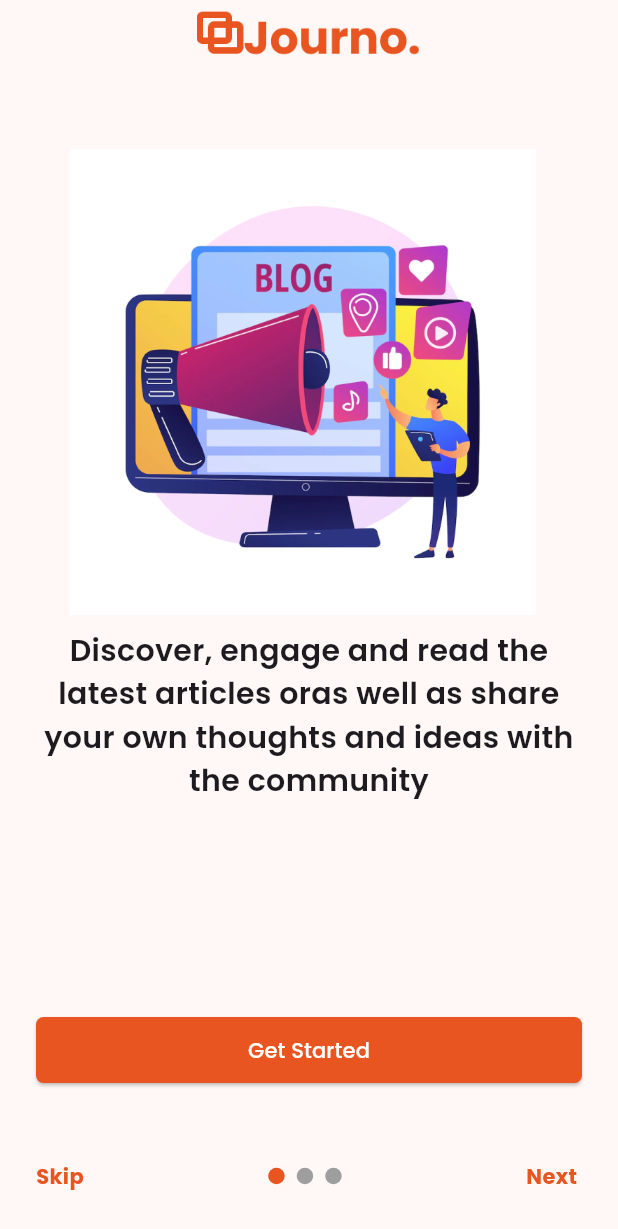
After one commit to Raghavkhapra/journo_blog, a Flutter app: the screen it shows after launch, after a tap on "Get Started", on a phone screen of 412 x 824 dp. The commit adds this screen. Shown: the top 1229 px of the screen. Run offline on Flutter 3.47's test engine with Material 3 defaults, Android fonts, the phone set to English and light mode, and no system bars; drawn by our look-alikes of smooth_page_indicator; our stand-ins replace auto_route, google_fonts; missing offline and left inert: animation_wrappers.

Commit message:
Onboard Screen done

```diff
--- a/lib/core/constants/my_colors.dart
+++ b/lib/core/constants/my_colors.dart
@@ -3,7 +3,7 @@ import 'package:flutter/material.dart';
 class MyColors {
   MyColors._() ;
 
-  static const Color primaryColor = Colors.orange ;
+  static const Color primaryColor = Color(0xffE85520) ;
   static const Color secondaryColor = Colors.green ;
 
 }
--- a/lib/presentation/router/router.dart
+++ b/lib/presentation/router/router.dart
@@ -15,3 +15,5 @@ class AppRouter extends RootStackRouter {
   ];
 
 }
+
+// flutter pub get build_runner build
--- a/lib/presentation/screens/Splash/splash.dart
+++ b/lib/presentation/screens/Splash/splash.dart
@@ -17,8 +17,8 @@ class _SplashScreenState extends State<SplashScreen> {
   }
 
   moveToOnboard() async{
-    await Future.delayed(Duration(seconds: 3) , () {
-      AutoRouter.of(context).push(OnboardScreenRoute()) ;
+    await Future.delayed(const Duration(seconds: 3) , () {
+      AutoRouter.of(context).push(const OnboardScreenRoute()) ;
     });
   }
 
--- a/lib/presentation/screens/onboard/onboard.dart
+++ b/lib/presentation/screens/onboard/onboard.dart
@@ -1,14 +1,92 @@
 part of 'onboard_imports.dart';
 
 @RoutePage()
-class OnboardScreen extends StatelessWidget {
+class OnboardScreen extends StatefulWidget {
   const OnboardScreen({super.key});
+
+  @override
+  State<OnboardScreen> createState() => _OnboardScreenState();
+}
+
+class _OnboardScreenState extends State<OnboardScreen> {
+  OnboardViewModel onboardViewModel = OnboardViewModel();
 
   @override
   Widget build(BuildContext context) {
     return Scaffold(
-      body: Center(
-        child: Text("ONBOARD")),
-      );
+      body: SafeArea(
+        child: Center(
+          child: Padding(
+            padding: const EdgeInsets.symmetric(horizontal: 24.0),
+            child: Column(
+              children: [
+                Image.asset(
+                  "assets/images/main_logo_white.png",
+                  color: MyColors.primaryColor,
+                  height: 50,
+                  width: 150,
+                ),
+                const SizedBox(
+                  height: 40,
+                ),
+                Expanded(
+                  child: PageView(
+                    controller: onboardViewModel.pageController,
+                    children: const [
+                      Onboard1(),
+                      Onbard2(),
+                      Onboard3(),
+                    ],
+                  ),
+                ),
+                ElevatedButton(
+                    style: ElevatedButton.styleFrom(
+                        backgroundColor: MyColors.primaryColor,
+                        minimumSize:
+                            Size(MediaQuery.of(context).size.width, 44),
+                        shape: RoundedRectangleBorder(
+                            borderRadius: BorderRadius.circular(5))),
+                    onPressed: () {},
+                    child: const Text(
+                      "Get Started",
+                      style: TextStyle(color: Colors.white),
+                    )),
+                const SizedBox(
+                  height: 50,
+                ),
+                Row(
+                  mainAxisAlignment: MainAxisAlignment.spaceBetween,
+                  children: [
+                    const Text(
+                      "Skip",
+                      style: TextStyle(
+                          color: MyColors.primaryColor,
+                          fontWeight: FontWeight.w700),
+                    ),
+                    SmoothPageIndicator(
+                        controller: onboardViewModel.pageController,
+                        count: 3,
+                        effect: const WormEffect(
+                            activeDotColor: MyColors.primaryColor,
+                            dotHeight: 11.0,
+                            dotWidth: 11.0),
+                        onDotClicked: (index) {}),
+                    const Text(
+                      "Next ",
+                      style: TextStyle(
+                          color: MyColors.primaryColor,
+                          fontWeight: FontWeight.w700),
+                    )
+                  ],
+                ),
+                const SizedBox(
+                  height: 30,
+                )
+              ],
+            ),
+          ),
+        ),
+      ),
+    );
   }
 }
--- a/lib/presentation/screens/onboard/onboard_imports.dart
+++ b/lib/presentation/screens/onboard/onboard_imports.dart
@@ -1,4 +1,8 @@
 import 'package:auto_route/annotations.dart';
 import 'package:flutter/material.dart';
+import 'package:journo_blog_app/core/constants/my_colors.dart';
+import 'package:journo_blog_app/presentation/screens/onboard/onboard_view_model.dart';
+import 'package:smooth_page_indicator/smooth_page_indicator.dart';
+import 'widgets/widgets_imports.dart';
 
 part 'onboard.dart';
--- /dev/null
+++ b/lib/presentation/screens/onboard/onboard_view_model.dart
@@ -0,0 +1,5 @@
+import 'package:flutter/material.dart';
+
+class OnboardViewModel {
+  final PageController pageController = PageController() ;
+}
--- /dev/null
+++ b/lib/presentation/screens/onboard/widgets/onboard_first.dart
@@ -0,0 +1,24 @@
+part of 'widgets_imports.dart';
+
+class Onboard1 extends StatelessWidget {
+  const Onboard1({
+    super.key,
+  });
+
+  @override
+  Widget build(BuildContext context) {
+    return Column(
+      children: [
+        Image.asset("assets/images/onboarding_image.png"),
+        const Text(
+          "Discover, engage and read the latest articles oras well as share your own thoughts and ideas with the community",
+          style: TextStyle(
+            fontSize: 20,
+            fontWeight: FontWeight.w600,
+          ),
+          textAlign: TextAlign.center,
+        ),
+      ],
+    );
+  }
+}
--- /dev/null
+++ b/lib/presentation/screens/onboard/widgets/onboard_second.dart
@@ -0,0 +1,24 @@
+part of 'widgets_imports.dart';
+
+class Onbard2 extends StatelessWidget {
+  const Onbard2({
+    super.key,
+  });
+
+  @override
+  Widget build(BuildContext context) {
+    return Column(
+      children: [
+        Image.asset("assets/images/onboard2.png"),
+        const Text(
+          "Customize your reading experience and join the conversation by creating an account.",
+          style: TextStyle(
+            fontSize: 20,
+            fontWeight: FontWeight.w600,
+          ),
+          textAlign: TextAlign.center,
+        ),
+      ],
+    );
+  }
+}
--- /dev/null
+++ b/lib/presentation/screens/onboard/widgets/onboard_third.dart
@@ -0,0 +1,24 @@
+part of 'widgets_imports.dart' ;
+
+class Onboard3 extends StatelessWidget {
+  const Onboard3({
+    super.key,
+  });
+
+  @override
+  Widget build(BuildContext context) {
+    return Column(
+      children: [
+        Image.asset("assets/images/onboard3.png"),
+        const Text(
+          "Explore a wide selection of categories, or use the search bar to find specific topics",
+          style: TextStyle(
+            fontSize: 20,
+            fontWeight: FontWeight.w600,
+          ),
+          textAlign: TextAlign.center,
+        ),
+      ],
+    );
+  }
+}
--- /dev/null
+++ b/lib/presentation/screens/onboard/widgets/widgets_imports.dart
@@ -0,0 +1,5 @@
+import 'package:flutter/material.dart';
+
+part 'onboard_first.dart';
+part 'onboard_second.dart';
+part 'onboard_third.dart';
```
Also changed, not shown: assets/images/onboard2.png (added), assets/images/onboard3.png (added), assets/images/onboarding_image.png (added).
